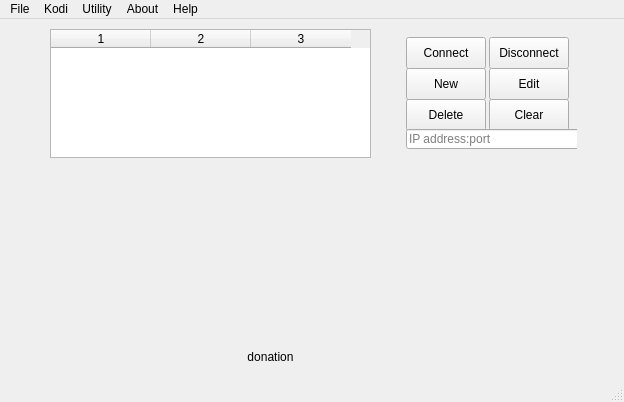
Eliminater74/adblink, file mainwindow.ui: the form before one commit.
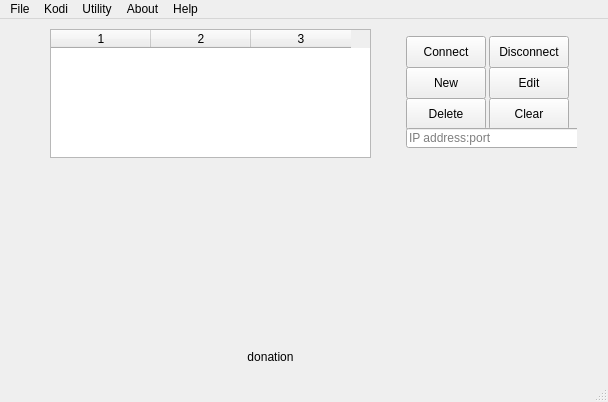
The form after the commit.

Commit message: button sizing fixed

```diff
--- a/mainwindow.ui
+++ b/mainwindow.ui
@@ -6,7 +6,7 @@
    <rect>
     <x>0</x>
     <y>0</y>
-    <width>624</width>
+    <width>608</width>
     <height>402</height>
    </rect>
   </property>
@@ -125,12 +125,12 @@
     <property name="geometry">
      <rect>
       <x>370</x>
-      <y>5</y>
+      <y>4</y>
       <width>221</width>
       <height>151</height>
      </rect>
     </property>
-    <widget class="QWidget" name="">
+    <widget class="QWidget" name="layoutWidget">
      <property name="geometry">
       <rect>
        <x>25</x>
@@ -1157,7 +1157,7 @@
     <rect>
      <x>0</x>
      <y>0</y>
-     <width>624</width>
+     <width>608</width>
      <height>24</height>
     </rect>
    </property>
```
Left out of the diff: 14 changed lines with no effect on the pictures.
